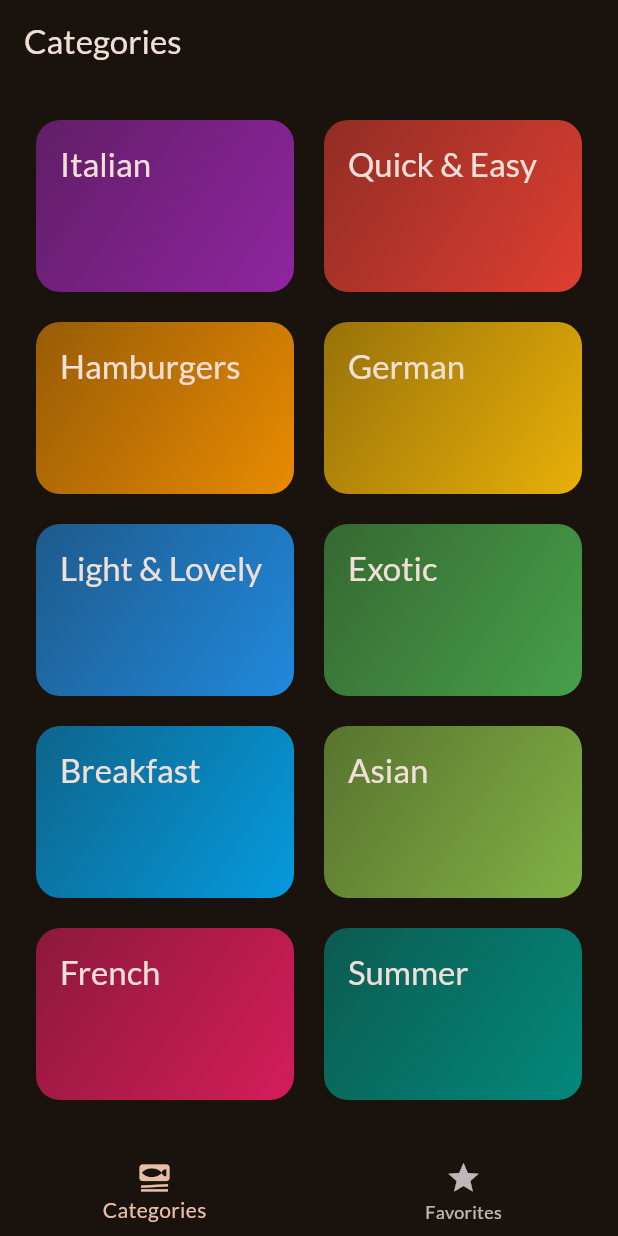
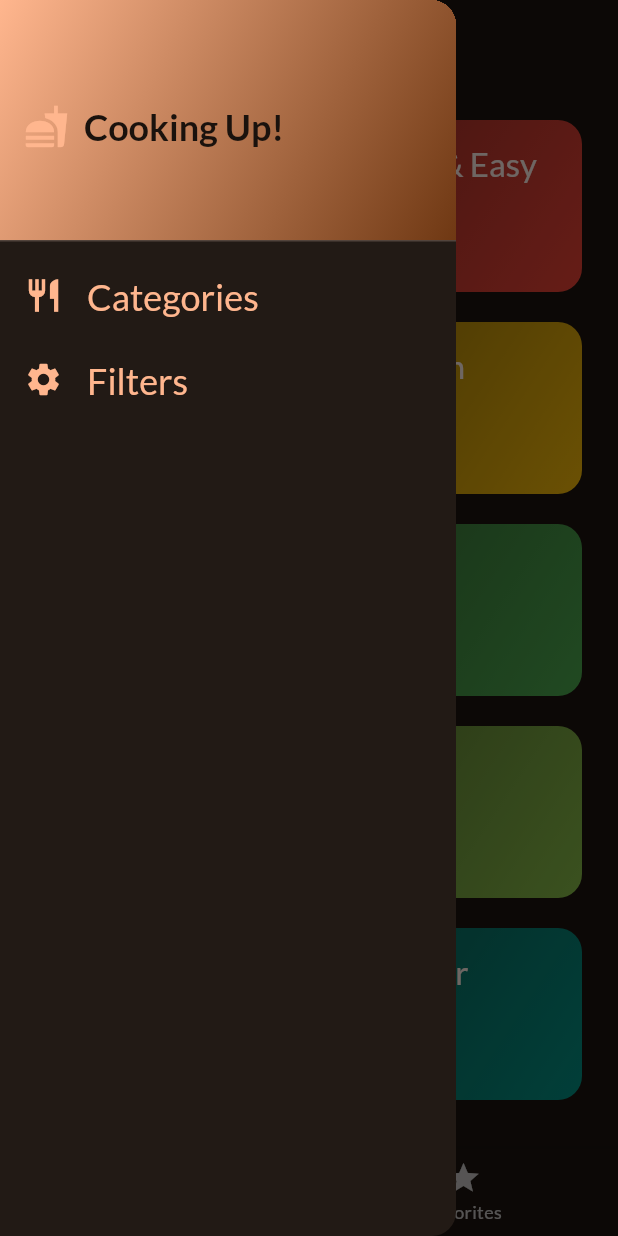
Before and after one commit to binarytracer/meal-app, a Flutter app: the screen it shows after launch, with the side drawer open (before the commit the screen has no drawer), on a phone screen of 412 x 824 dp. Run offline on Flutter 3.47's test engine with Material 3 defaults, Android fonts, the phone set to English and light mode, and no system bars; our stand-ins replace google_fonts, material_ui, transparent_image.

Commit message:
chore: added drawer and further navigations

```diff
--- a/lib/screens/tabs_screen.dart
+++ b/lib/screens/tabs_screen.dart
@@ -1,7 +1,9 @@
 import 'package:material_ui/material_ui.dart';
 import 'package:meal_app/models/meal.dart';
 import 'package:meal_app/screens/categories_screen.dart';
+import 'package:meal_app/screens/filters_screen.dart';
 import 'package:meal_app/screens/meals_screen.dart';
+import 'package:meal_app/widgets/main_drawer.dart';
 
 class TabsScreen extends StatefulWidget {
   const TabsScreen({super.key});
@@ -39,6 +41,16 @@ class _TabsScreenState extends State<TabsScreen> {
     setState(() => selectedIndex = index);
   }
 
+  void _selectDrawerScreen(String identifier) {
+    Navigator.of(context).pop();
+
+    if (identifier == 'filters') {
+      Navigator.of(
+        context,
+      ).push(MaterialPageRoute(builder: (ctx) => const FiltersScreen()));
+    }
+  }
+
   @override
   Widget build(BuildContext context) {
     final isFavoritesTab = selectedIndex == 1;
@@ -53,6 +65,7 @@ class _TabsScreenState extends State<TabsScreen> {
     return Scaffold(
       appBar: AppBar(title: Text(activePageTitle)),
       body: activePage,
+      drawer: MainDrawer(onSelectScreen: _selectDrawerScreen),
       bottomNavigationBar: BottomNavigationBar(
         onTap: (index) => _selectScreen(index),
         currentIndex: selectedIndex,
--- /dev/null
+++ b/lib/widgets/main_drawer.dart
@@ -0,0 +1,82 @@
+import 'package:material_ui/material_ui.dart';
+
+class MainDrawer extends StatelessWidget {
+  const MainDrawer({super.key, required this.onSelectScreen});
+
+  final void Function(String) onSelectScreen;
+
+  @override
+  Widget build(BuildContext context) {
+    return Drawer(
+      child: Column(
+        children: [
+          DrawerHeader(
+            decoration: BoxDecoration(
+              color: Theme.of(context).colorScheme.primary,
+              gradient: LinearGradient(
+                colors: [
+                  Theme.of(context).colorScheme.primary,
+                  Theme.of(context).colorScheme.primaryContainer,
+                ],
+                begin: Alignment.topLeft,
+                end: Alignment.bottomRight,
+              ),
+            ),
+            child: Row(
+              children: [
+                Icon(
+                  Icons.fastfood,
+                  size: 30,
+                  color: Theme.of(context).colorScheme.primary,
+                ),
+                const SizedBox(width: 10),
+                Text(
+                  'Cooking Up!',
+                  style: Theme.of(context).textTheme.titleLarge!.copyWith(
+                    color: Theme.of(context).colorScheme.surface,
+                    fontSize: 24,
+                    fontWeight: FontWeight.bold,
+                  ),
+                ),
+              ],
+            ),
+          ),
+          ListTile(
+            leading: Icon(
+              Icons.restaurant,
+              size: 26,
+              color: Theme.of(context).colorScheme.primary,
+            ),
+            title: Text(
+              'Categories',
+              style: Theme.of(context).textTheme.titleLarge?.copyWith(
+                color: Theme.of(context).colorScheme.primary,
+                fontSize: 24,
+              ),
+            ),
+            onTap: () {
+              onSelectScreen('meals');
+            },
+          ),
+          ListTile(
+            leading: Icon(
+              Icons.settings,
+              size: 26,
+              color: Theme.of(context).colorScheme.primary,
+            ),
+            title: Text(
+              'Filters',
+              style: Theme.of(context).textTheme.titleLarge?.copyWith(
+                color: Theme.of(context).colorScheme.primary,
+                fontSize: 24,
+              ),
+            ),
+            onTap: () {
+              onSelectScreen('filters');
+            },
+          ),
+        ],
+      ),
+    );
+  }
+}
```
Also changed, not shown: lib/screens/filters_screen.dart (added, +78 -0 lines), 3 other files.
